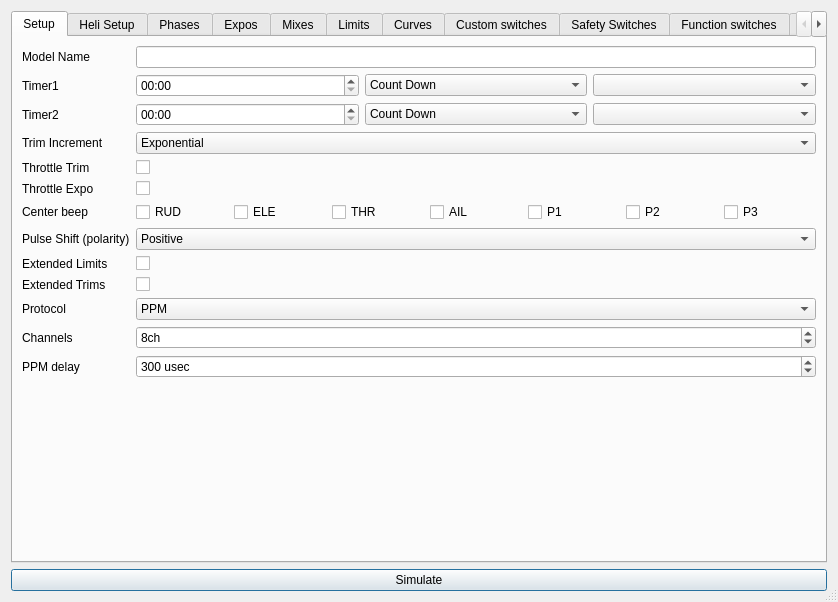
First picture: the form in src/modeledit.ui, repository roberto1903/companion9x, before the edit.
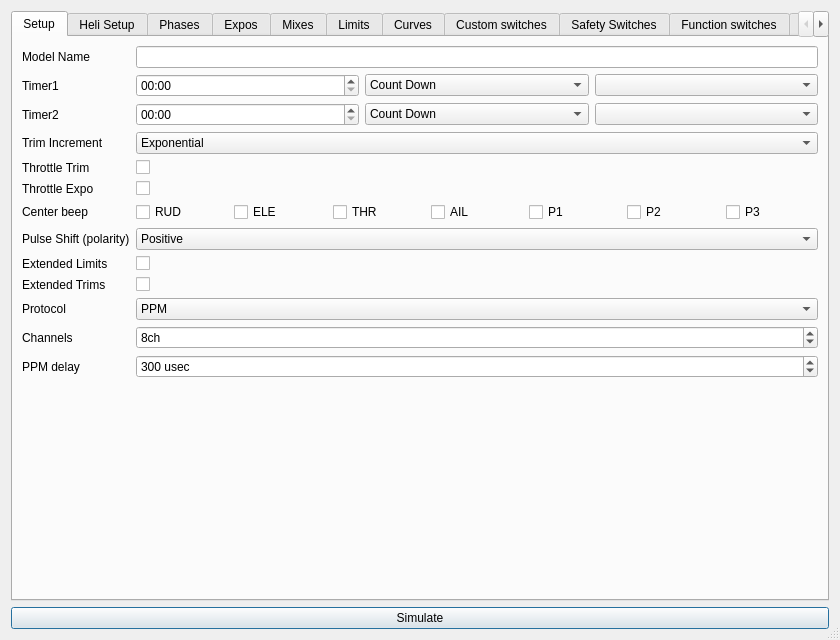
Second picture: the form after the edit. Icons and pictures are not drawn.

Commit message: Missing translations, modeledit windows size too small under linux OS.

The edit to the form file:
```diff
--- a/src/modeledit.ui
+++ b/src/modeledit.ui
@@ -6,8 +6,8 @@
    <rect>
     <x>0</x>
     <y>0</y>
-    <width>838</width>
-    <height>602</height>
+    <width>840</width>
+    <height>640</height>
    </rect>
   </property>
   <property name="windowTitle">
```
The commit also changes 1 other file.
